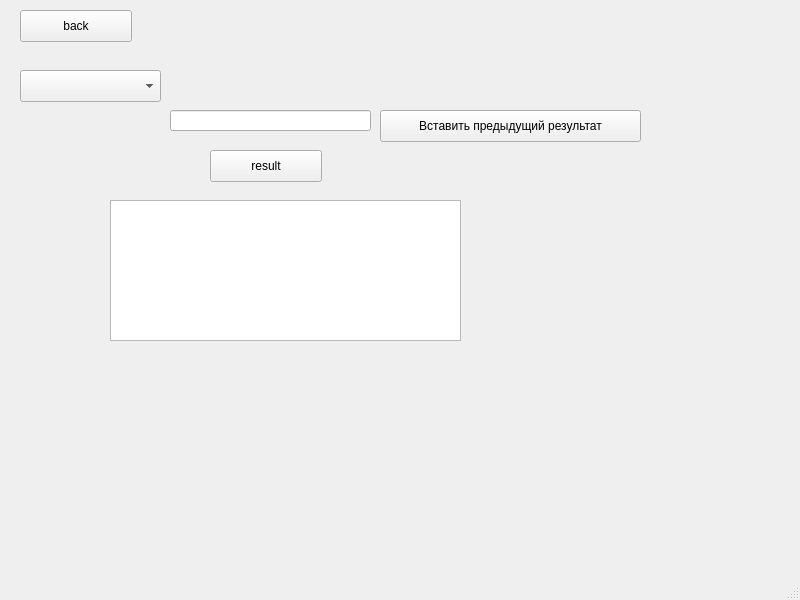
Qt form dm9375/polynomonewindow.ui (S1ckick/dm9375) before a commit.
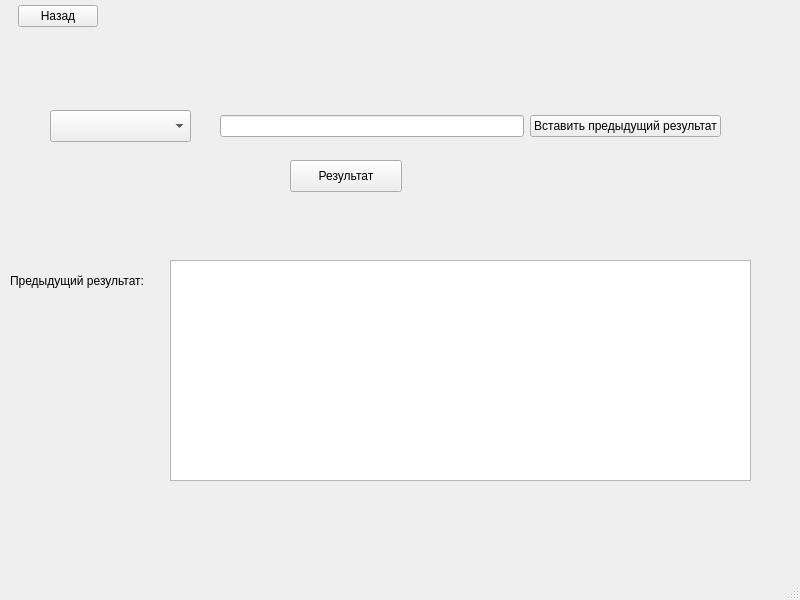
The same form after that commit.

What changed in the file:
```diff
--- a/dm9375/polynomonewindow.ui
+++ b/dm9375/polynomonewindow.ui
@@ -14,93 +14,125 @@
    <string>Действия с многочленом</string>
   </property>
   <widget class="QWidget" name="centralwidget">
-   <widget class="QPushButton" name="back">
+   <widget class="QWidget" name="layoutWidget">
     <property name="geometry">
      <rect>
-      <x>20</x>
-      <y>10</y>
+      <x>220</x>
+      <y>110</y>
+      <width>501</width>
+      <height>33</height>
+     </rect>
+    </property>
+    <layout class="QHBoxLayout" name="horizontalLayout_3">
+     <item>
+      <widget class="QLineEdit" name="polynom">
+       <property name="maxLength">
+        <number>999999999</number>
+       </property>
+      </widget>
+     </item>
+     <item>
+      <widget class="QPushButton" name="pushButton_3">
+       <property name="text">
+        <string>Вставить предыдущий результат</string>
+       </property>
+      </widget>
+     </item>
+    </layout>
+   </widget>
+   <widget class="QPushButton" name="result">
+    <property name="geometry">
+     <rect>
+      <x>290</x>
+      <y>160</y>
       <width>112</width>
       <height>32</height>
      </rect>
     </property>
     <property name="text">
-     <string>back</string>
+     <string>Результат</string>
+    </property>
+   </widget>
+   <widget class="QLabel" name="label_3">
+    <property name="geometry">
+     <rect>
+      <x>10</x>
+      <y>260</y>
+      <width>161</width>
+      <height>41</height>
+     </rect>
+    </property>
+    <property name="text">
+     <string>Предыдущий результат:</string>
+    </property>
+   </widget>
+   <widget class="QLabel" name="warning">
+    <property name="geometry">
+     <rect>
+      <x>220</x>
+      <y>80</y>
+      <width>251</width>
+      <height>16</height>
+     </rect>
+    </property>
+    <property name="text">
+     <string/>
     </property>
    </widget>
    <widget class="QTextEdit" name="result_out">
     <property name="geometry">
      <rect>
-      <x>110</x>
-      <y>200</y>
-      <width>351</width>
-      <height>141</height>
+      <x>170</x>
+      <y>260</y>
+      <width>581</width>
+      <height>221</height>
      </rect>
     </property>
     <property name="readOnly">
      <bool>true</bool>
     </property>
    </widget>
-   <widget class="QPushButton" name="result">
-    <property name="geometry">
-     <rect>
-      <x>210</x>
-      <y>150</y>
-      <width>112</width>
-      <height>32</height>
-     </rect>
-    </property>
-    <property name="text">
-     <string>result</string>
-    </property>
-   </widget>
-   <widget class="QLineEdit" name="polynom">
-    <property name="geometry">
-     <rect>
-      <x>170</x>
-      <y>110</y>
-      <width>201</width>
-      <height>21</height>
-     </rect>
-    </property>
-    <property name="maxLength">
-     <number>999999999</number>
-    </property>
-   </widget>
    <widget class="QComboBox" name="comboBox">
     <property name="geometry">
      <rect>
-      <x>20</x>
-      <y>70</y>
+      <x>50</x>
+      <y>110</y>
       <width>141</width>
       <height>32</height>
      </rect>
     </property>
    </widget>
-   <widget class="QLabel" name="warning">
+   <widget class="QWidget" name="layoutWidget_2">
     <property name="geometry">
      <rect>
-      <x>160</x>
-      <y>40</y>
-      <width>221</width>
-      <height>20</height>
-     </rect>
-    </property>
-    <property name="text">
-     <string/>
-    </property>
-   </widget>
-   <widget class="QPushButton" name="pushButton">
-    <property name="geometry">
-     <rect>
-      <x>380</x>
-      <y>110</y>
-      <width>261</width>
+      <x>0</x>
+      <y>0</y>
+      <width>98</width>
       <height>32</height>
      </rect>
     </property>
-    <property name="text">
-     <string>Вставить предыдущий результат</string>
-    </property>
+    <layout class="QHBoxLayout" name="horizontalLayout_4">
+     <item>
+      <spacer name="horizontalSpacer">
+       <property name="orientation">
+        <enum>Qt::Horizontal</enum>
+       </property>
+       <property name="sizeHint" stdset="0">
+        <size>
+         <width>18</width>
+         <height>20</height>
+        </size>
+       </property>
+      </spacer>
+     </item>
+     <item>
+      <widget class="QPushButton" name="back">
+       <property name="text">
+        <string>Назад</string>
+       </property>
+      </widget>
+     </item>
+    </layout>
    </widget>
   </widget>
   <widget class="QMenuBar" name="menubar">
```
